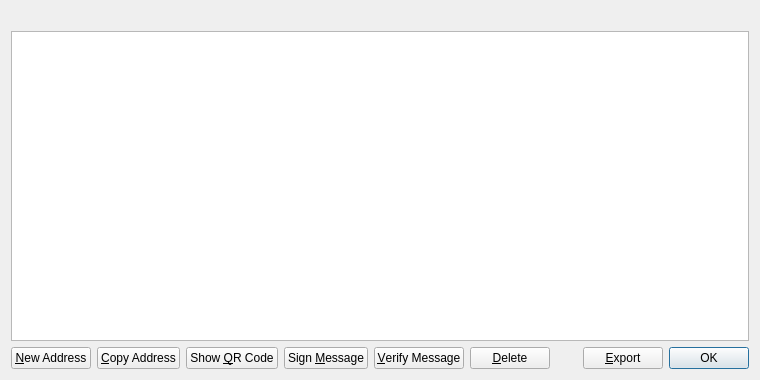
Above: src/qt/forms/addressbookpage.ui from rotocoin/rotocoin before the change. Below: the same form after it.
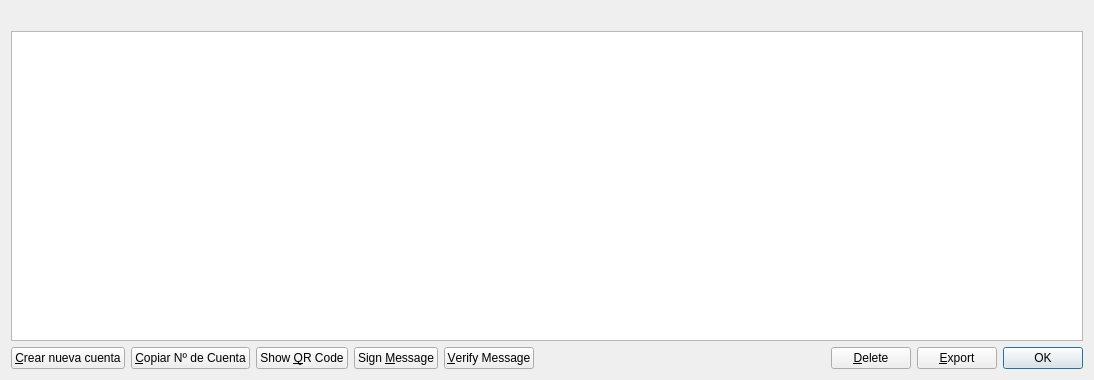
That is the form after the change. Icons and pictures are not drawn.

Diff of the .ui file:
```diff
--- a/src/qt/forms/addressbookpage.ui
+++ b/src/qt/forms/addressbookpage.ui
@@ -6,7 +6,7 @@
    <rect>
     <x>0</x>
     <y>0</y>
-    <width>760</width>
+    <width>1094</width>
     <height>380</height>
    </rect>
   </property>
@@ -60,7 +60,7 @@
         <string>Create a new address</string>
        </property>
        <property name="text">
-        <string>&amp;New Address</string>
+        <string>&amp;Crear nueva cuenta</string>
        </property>
        <property name="icon">
         <iconset resource="../rotocoin.qrc">
@@ -74,7 +74,7 @@
         <string>Copy the currently selected address to the system clipboard</string>
        </property>
        <property name="text">
-        <string>&amp;Copy Address</string>
+        <string>&amp;Copiar Nº de Cuenta</string>
        </property>
        <property name="icon">
         <iconset resource="../rotocoin.qrc">
@@ -121,20 +121,6 @@
        </property>
       </widget>
      </item>
-     <item>
-      <widget class="QPushButton" name="deleteAddress">
-       <property name="toolTip">
-        <string>Delete the currently selected address from the list</string>
-       </property>
-       <property name="text">
-        <string>&amp;Delete</string>
-       </property>
-       <property name="icon">
-        <iconset resource="../rotocoin.qrc">
-         <normaloff>:/icons/remove</normaloff>:/icons/remove</iconset>
-       </property>
-      </widget>
-     </item>
      <item>
       <spacer name="horizontalSpacer">
        <property name="orientation">
@@ -148,6 +134,20 @@
        </property>
       </spacer>
      </item>
+     <item>
+      <widget class="QPushButton" name="deleteAddress">
+       <property name="toolTip">
+        <string>Delete the currently selected address from the list</string>
+       </property>
+       <property name="text">
+        <string>&amp;Delete</string>
+       </property>
+       <property name="icon">
+        <iconset resource="../rotocoin.qrc">
+         <normaloff>:/icons/remove</normaloff>:/icons/remove</iconset>
+       </property>
+      </widget>
+     </item>
      <item>
       <widget class="QPushButton" name="exportButton">
        <property name="toolTip">
```
